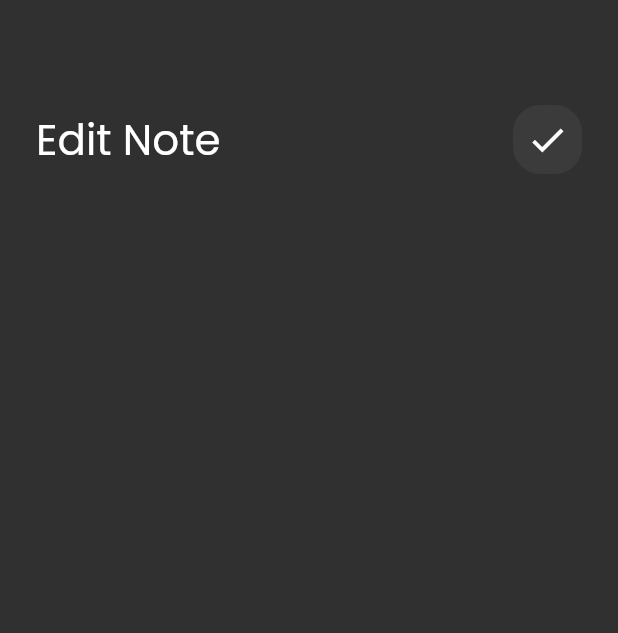
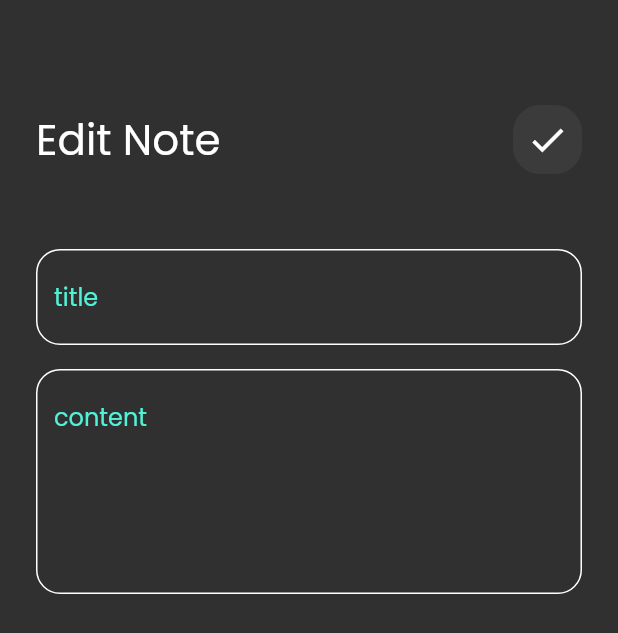
Before and after one commit to Ashraftalaat/notes_app, a Flutter app: the EditNoteView screen opened directly, on a phone screen of 412 x 824 dp. Shown: the top 633 px of the screen. Run offline on Flutter 3.47's test engine with Material 2 defaults, Android fonts, the phone set to English and light mode, and no system bars.

Commit message:
edit note view ui done

```diff
--- a/lib/views/widgets/edit_note_view_body.dart
+++ b/lib/views/widgets/edit_note_view_body.dart
@@ -1,5 +1,6 @@
 import 'package:flutter/material.dart';
 import 'package:notes_app/views/widgets/custom_app_bar.dart';
+import 'package:notes_app/views/widgets/custom_text_field.dart';
 
 class EditNoteViewBody extends StatelessWidget {
   const EditNoteViewBody({
@@ -19,6 +20,17 @@ class EditNoteViewBody extends StatelessWidget {
             title: 'Edit Note',
             icon: Icons.check,
           ),
+          SizedBox(
+            height: 50,
+          ),
+          CustomTextField(hint: 'title'),
+          SizedBox(
+            height: 16,
+          ),
+          CustomTextField(
+            hint: 'content',
+            maxLines: 5,
+          ),
         ],
       ),
     );
```
